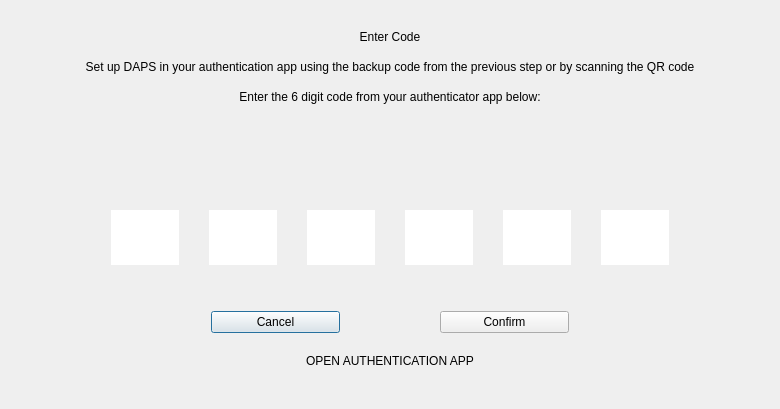
Old version of the form src/qt/forms/2fadialog.ui in the repository pedrorv0106/DAPS.
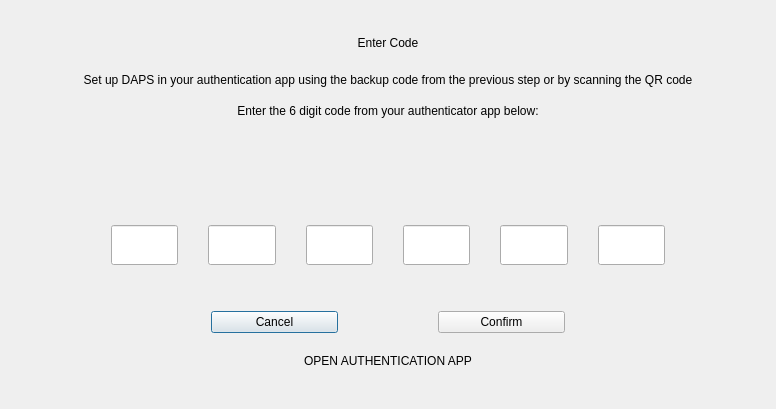
New version of the form.

```diff
--- a/src/qt/forms/2fadialog.ui
+++ b/src/qt/forms/2fadialog.ui
@@ -99,7 +99,7 @@
       <number>40</number>
      </property>
      <item>
-      <widget class="QTextEdit" name="txtcode_1">
+      <widget class="QLineEdit" name="txtcode_1">
        <property name="sizePolicy">
         <sizepolicy hsizetype="Preferred" vsizetype="Preferred">
          <horstretch>0</horstretch>
@@ -124,31 +124,13 @@
        <property name="inputMethodHints">
         <set>Qt::ImhDigitsOnly</set>
        </property>
-       <property name="frameShape">
-        <enum>QFrame::NoFrame</enum>
-       </property>
-       <property name="frameShadow">
-        <enum>QFrame::Plain</enum>
-       </property>
-       <property name="verticalScrollBarPolicy">
-        <enum>Qt::ScrollBarAlwaysOff</enum>
-       </property>
-       <property name="horizontalScrollBarPolicy">
-        <enum>Qt::ScrollBarAlwaysOff</enum>
-       </property>
-       <property name="tabChangesFocus">
-        <bool>true</bool>
-       </property>
-       <property name="acceptRichText">
-        <bool>false</bool>
-       </property>
        <property name="placeholderText">
         <string/>
        </property>
       </widget>
      </item>
      <item>
-      <widget class="QTextEdit" name="txtcode_2">
+      <widget class="QLineEdit" name="txtcode_2">
        <property name="sizePolicy">
         <sizepolicy hsizetype="Preferred" vsizetype="Preferred">
          <horstretch>0</horstretch>
@@ -170,28 +152,10 @@
        <property name="inputMethodHints">
         <set>Qt::ImhDigitsOnly</set>
        </property>
-       <property name="frameShape">
-        <enum>QFrame::NoFrame</enum>
-       </property>
-       <property name="frameShadow">
-        <enum>QFrame::Plain</enum>
-       </property>
-       <property name="verticalScrollBarPolicy">
-        <enum>Qt::ScrollBarAlwaysOff</enum>
-       </property>
-       <property name="horizontalScrollBarPolicy">
-        <enum>Qt::ScrollBarAlwaysOff</enum>
-       </property>
-       <property name="tabChangesFocus">
-        <bool>true</bool>
-       </property>
-       <property name="acceptRichText">
-        <bool>false</bool>
-       </property>
       </widget>
      </item>
      <item>
-      <widget class="QTextEdit" name="txtcode_3">
+      <widget class="QLineEdit" name="txtcode_3">
        <property name="sizePolicy">
         <sizepolicy hsizetype="Preferred" vsizetype="Preferred">
          <horstretch>0</horstretch>
@@ -213,28 +177,10 @@
        <property name="inputMethodHints">
         <set>Qt::ImhDigitsOnly</set>
        </property>
-       <property name="frameShape">
-        <enum>QFrame::NoFrame</enum>
-       </property>
-       <property name="frameShadow">
-        <enum>QFrame::Plain</enum>
-       </property>
-       <property name="verticalScrollBarPolicy">
-        <enum>Qt::ScrollBarAlwaysOff</enum>
-       </property>
-       <property name="horizontalScrollBarPolicy">
-        <enum>Qt::ScrollBarAlwaysOff</enum>
-       </property>
-       <property name="tabChangesFocus">
-        <bool>true</bool>
-       </property>
-       <property name="acceptRichText">
-        <bool>false</bool>
-       </property>
       </widget>
      </item>
      <item>
-      <widget class="QTextEdit" name="txtcode_4">
+      <widget class="QLineEdit" name="txtcode_4">
        <property name="sizePolicy">
         <sizepolicy hsizetype="Preferred" vsizetype="Preferred">
          <horstretch>0</horstretch>
@@ -256,28 +202,10 @@
        <property name="inputMethodHints">
         <set>Qt::ImhDigitsOnly</set>
        </property>
-       <property name="frameShape">
-        <enum>QFrame::NoFrame</enum>
-       </property>
-       <property name="frameShadow">
-        <enum>QFrame::Plain</enum>
-       </property>
-       <property name="verticalScrollBarPolicy">
-        <enum>Qt::ScrollBarAlwaysOff</enum>
-       </property>
-       <property name="horizontalScrollBarPolicy">
-        <enum>Qt::ScrollBarAlwaysOff</enum>
-       </property>
-       <property name="tabChangesFocus">
-        <bool>true</bool>
-       </property>
-       <property name="acceptRichText">
-        <bool>false</bool>
-       </property>
       </widget>
      </item>
      <item>
-      <widget class="QTextEdit" name="txtcode_5">
+      <widget class="QLineEdit" name="txtcode_5">
        <property name="sizePolicy">
         <sizepolicy hsizetype="Preferred" vsizetype="Preferred">
          <horstretch>0</horstretch>
@@ -299,28 +227,10 @@
        <property name="inputMethodHints">
         <set>Qt::ImhDigitsOnly</set>
        </property>
-       <property name="frameShape">
-        <enum>QFrame::NoFrame</enum>
-       </property>
-       <property name="frameShadow">
-        <enum>QFrame::Plain</enum>
-       </property>
-       <property name="verticalScrollBarPolicy">
-        <enum>Qt::ScrollBarAlwaysOff</enum>
-       </property>
-       <property name="horizontalScrollBarPolicy">
-        <enum>Qt::ScrollBarAlwaysOff</enum>
-       </property>
-       <property name="tabChangesFocus">
-        <bool>true</bool>
-       </property>
-       <property name="acceptRichText">
-        <bool>false</bool>
-       </property>
       </widget>
      </item>
      <item>
-      <widget class="QTextEdit" name="txtcode_6">
+      <widget class="QLineEdit" name="txtcode_6">
        <property name="enabled">
         <bool>true</bool>
        </property>
@@ -345,24 +255,6 @@
        <property name="inputMethodHints">
         <set>Qt::ImhDigitsOnly</set>
        </property>
-       <property name="frameShape">
-        <enum>QFrame::NoFrame</enum>
-       </property>
-       <property name="frameShadow">
-        <enum>QFrame::Plain</enum>
-       </property>
-       <property name="verticalScrollBarPolicy">
-        <enum>Qt::ScrollBarAlwaysOff</enum>
-       </property>
-       <property name="horizontalScrollBarPolicy">
-        <enum>Qt::ScrollBarAlwaysOff</enum>
-       </property>
-       <property name="tabChangesFocus">
-        <bool>true</bool>
-       </property>
-       <property name="acceptRichText">
-        <bool>false</bool>
-       </property>
       </widget>
      </item>
     </layout>
```
